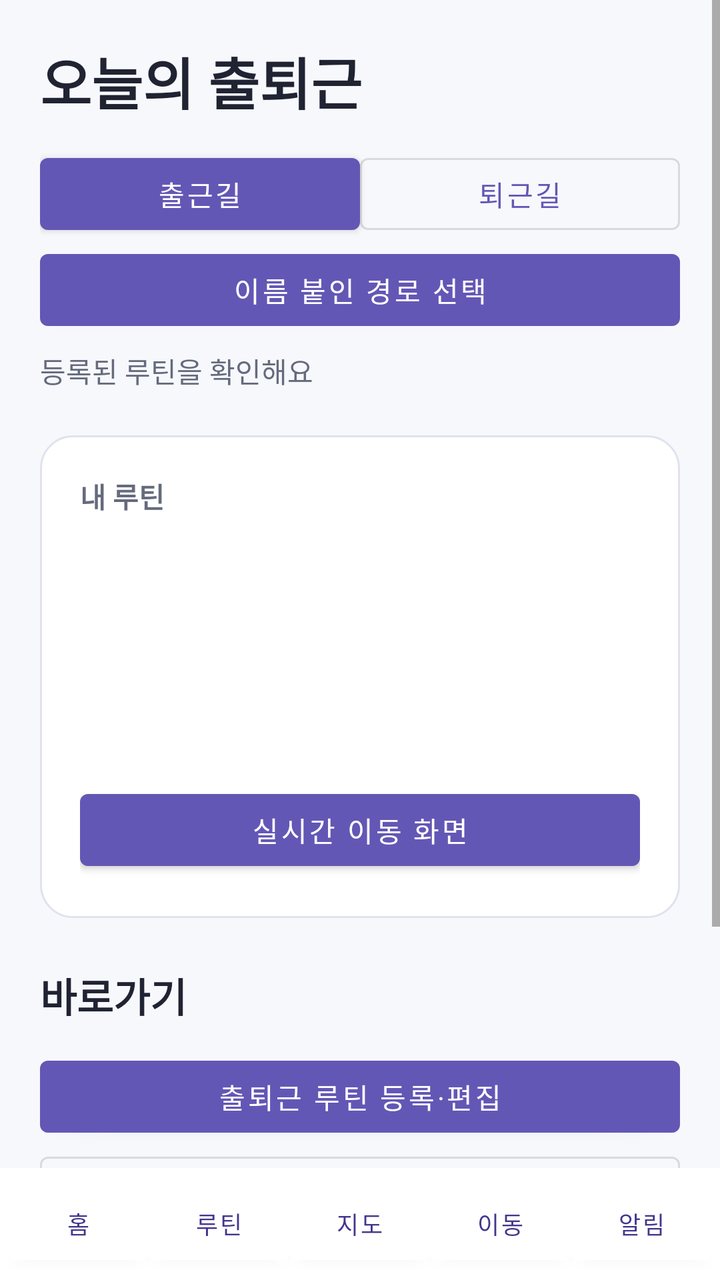
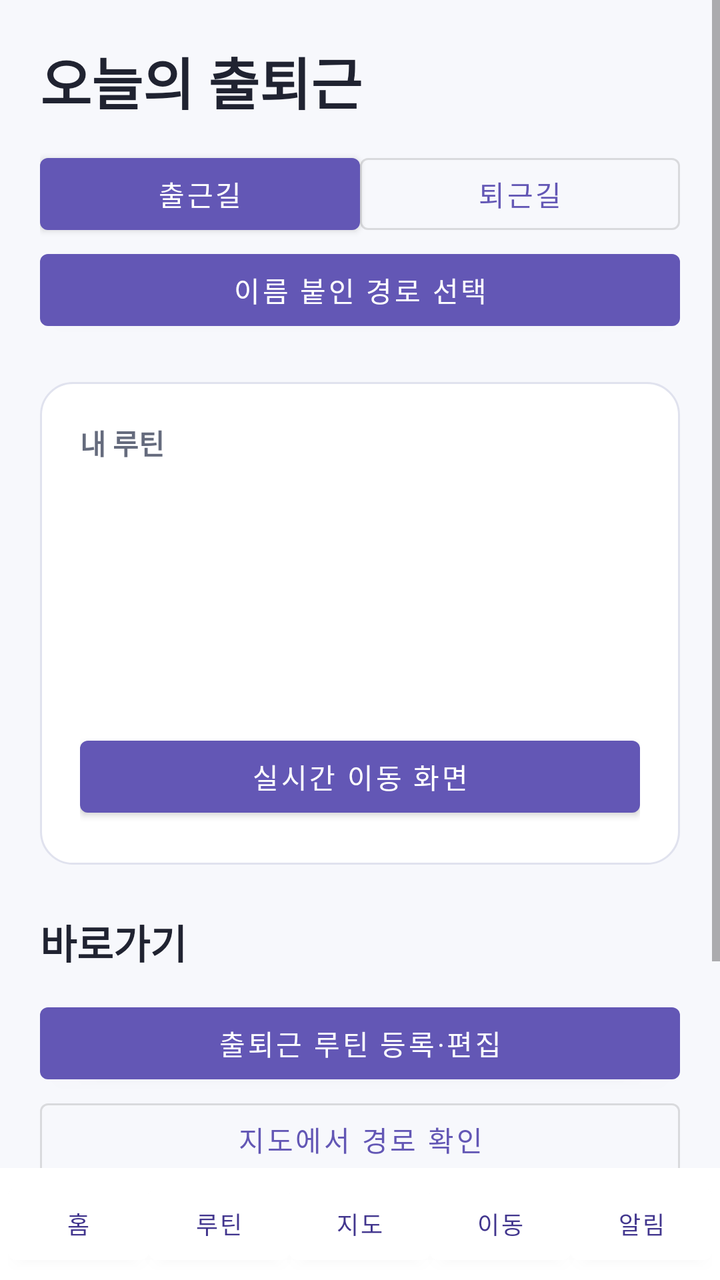

Screens rendered from an Android XML layout before and after an edit, with the pre-edit source and the edit as a unified diff.
<!-- AndroidManifest.xml: application theme Theme.MyCommute -->
<!-- res/layout/activity_main.xml -->
<?xml version="1.0" encoding="utf-8"?>
<LinearLayout xmlns:android="http://schemas.android.com/apk/res/android"
    android:layout_width="match_parent" android:layout_height="match_parent" android:orientation="vertical">
    <ScrollView android:layout_width="match_parent" android:layout_height="0dp" android:layout_weight="1">
        <LinearLayout android:layout_width="match_parent" android:layout_height="wrap_content"
            android:padding="20dp" android:orientation="vertical">
            <TextView android:layout_width="match_parent" android:layout_height="wrap_content" android:text="오늘의 출퇴근"
                android:textSize="28sp" android:textStyle="bold" android:textColor="@color/text_primary"/>
            <LinearLayout android:layout_width="match_parent" android:layout_height="wrap_content"
                android:orientation="horizontal" android:layout_marginTop="12dp">
                <com.google.android.material.button.MaterialButton android:id="@+id/homeOutbound"
                    android:layout_width="0dp" android:layout_weight="1" android:layout_height="wrap_content"
                    android:text="출근길"/>
                <com.google.android.material.button.MaterialButton android:id="@+id/homeReturn"
                    android:layout_width="0dp" android:layout_weight="1" android:layout_height="wrap_content"
                    android:text="퇴근길" style="@style/Widget.MaterialComponents.Button.OutlinedButton"/>
            </LinearLayout>
            <Button android:id="@+id/btnSelectRoutine" android:layout_width="match_parent"
                android:layout_height="wrap_content" android:text="이름 붙인 경로 선택"/>
            <TextView android:id="@+id/mainGreeting" android:layout_width="match_parent" android:layout_height="wrap_content"
                android:layout_marginTop="6dp" android:text="등록된 루틴을 확인해요" android:textColor="@color/text_secondary"/>
            <LinearLayout android:layout_width="match_parent" android:layout_height="wrap_content"
                android:layout_marginTop="22dp" android:padding="20dp" android:background="@drawable/bg_card" android:orientation="vertical">
                <TextView style="@style/Text.Label" android:layout_width="match_parent" android:layout_height="wrap_content" android:text="내 루틴"/>
                <TextView android:id="@+id/mainRoute" android:layout_width="match_parent" android:layout_height="wrap_content"
                    android:layout_marginTop="10dp" android:textSize="21sp" android:textStyle="bold" android:textColor="@color/text_primary"/>
                <TextView android:id="@+id/mainTime" android:layout_width="match_parent" android:layout_height="wrap_content"
                    android:layout_marginTop="8dp" android:textSize="15sp" android:textColor="@color/text_secondary"/>
                <TextView android:id="@+id/mainWeather" android:layout_width="match_parent" android:layout_height="wrap_content"
                    android:layout_marginTop="10dp" android:textSize="14sp" android:textColor="@color/warning"/>
                <TextView android:id="@+id/mainTransit" android:layout_width="match_parent" android:layout_height="wrap_content"
                    android:layout_marginTop="6dp" android:textColor="@color/text_secondary"/>
                <com.google.android.material.button.MaterialButton android:id="@+id/btnGoTracking" android:layout_width="match_parent"
                    android:layout_height="wrap_content" android:layout_marginTop="12dp" android:text="실시간 이동 화면"/>
            </LinearLayout>
            <TextView style="@style/Text.Section" android:layout_width="match_parent" android:layout_height="wrap_content"
                android:layout_marginTop="24dp" android:text="바로가기"/>
            <com.google.android.material.button.MaterialButton android:id="@+id/btnGoCustom" android:layout_width="match_parent"
                android:layout_height="wrap_content" android:layout_marginTop="12dp" android:text="출퇴근 루틴 등록·편집"/>
            <com.google.android.material.button.MaterialButton android:id="@+id/btnGoMap" android:layout_width="match_parent"
                android:layout_height="wrap_content" android:text="지도에서 경로 확인"
                style="@style/Widget.MaterialComponents.Button.OutlinedButton"/>
            <com.google.android.material.button.MaterialButton android:id="@+id/btnGoLogs" android:layout_width="match_parent"
                android:layout_height="wrap_content" android:text="알림 로그 확인"
                style="@style/Widget.MaterialComponents.Button.OutlinedButton"/>
            <com.google.android.material.button.MaterialButton android:id="@+id/btnSignOut" android:layout_width="wrap_content"
                android:layout_height="wrap_content" android:layout_gravity="end" android:text="로그아웃"
                style="@style/Widget.MaterialComponents.Button.TextButton"/>
        </LinearLayout>
    </ScrollView>
    <include layout="@layout/view_bottom_nav"/>
</LinearLayout>
<!-- res/layout/view_bottom_nav.xml (included above) -->
<?xml version="1.0" encoding="utf-8"?>
<LinearLayout xmlns:android="http://schemas.android.com/apk/res/android"
    android:id="@+id/bottomNav" android:layout_width="match_parent" android:layout_height="wrap_content"
    android:padding="4dp" android:background="@color/surface" android:orientation="horizontal">
    <Button android:id="@+id/navHome" android:layout_width="0dp" android:layout_weight="1" android:layout_height="48dp"
        android:backgroundTint="@color/surface" android:textColor="@color/primary_dark" android:textSize="12sp" android:text="홈" />
    <Button android:id="@+id/navCustom" android:layout_width="0dp" android:layout_weight="1" android:layout_height="48dp"
        android:backgroundTint="@color/surface" android:textColor="@color/primary_dark" android:textSize="12sp" android:text="루틴" />
    <Button android:id="@+id/navMap" android:layout_width="0dp" android:layout_weight="1" android:layout_height="48dp"
        android:backgroundTint="@color/surface" android:textColor="@color/primary_dark" android:textSize="12sp" android:text="지도" />
    <Button android:id="@+id/navTracking" android:layout_width="0dp" android:layout_weight="1" android:layout_height="48dp"
        android:backgroundTint="@color/surface" android:textColor="@color/primary_dark" android:textSize="12sp" android:text="이동" />
    <Button android:id="@+id/navLogs" android:layout_width="0dp" android:layout_weight="1" android:layout_height="48dp"
        android:backgroundTint="@color/surface" android:textColor="@color/primary_dark" android:textSize="12sp" android:text="알림" />
</LinearLayout>
<!-- resources referenced by this layout -->
<resources>
  <color name="primary_dark">#42368E</color>
  <color name="surface">#FFFFFF</color>
  <color name="text_primary">#202331</color>
  <color name="text_secondary">#656B7D</color>
  <color name="warning">#C16E1B</color>
  <!-- drawable bg_card (drawable) -->
  <shape xmlns:android="http://schemas.android.com/apk/res/android">
      <solid android:color="@color/surface" />
      <corners android:radius="16dp" />
      <stroke android:width="1dp" android:color="@color/border" />
  </shape>
  <style name="Text.Label" parent="">
          <item name="android:textSize">14sp</item>
          <item name="android:textStyle">bold</item>
          <item name="android:textColor">@color/text_secondary</item>
      </style>
  <style name="Text.Section" parent="">
          <item name="android:textSize">20sp</item>
          <item name="android:textStyle">bold</item>
          <item name="android:textColor">@color/text_primary</item>
      </style>
  <style name="Theme.MyCommute" parent="Theme.MaterialComponents.DayNight.NoActionBar">
          <item name="colorPrimary">@color/primary</item>
          <item name="colorPrimaryVariant">@color/primary_dark</item>
          <item name="colorOnPrimary">@android:color/white</item>
          <item name="android:statusBarColor">@color/primary_dark</item>
          <item name="android:navigationBarColor">@color/background</item>
          <item name="android:windowBackground">@color/background</item>
          <item name="fontFamily">sans</item>
      </style>
  <color name="border">#E0E2EE</color>
  <color name="primary">#6357B5</color>
  <color name="background">#F7F8FC</color>
</resources>

<!-- the commit's change to res/layout/activity_main.xml (unified diff, before → after) -->
@@ -18,7 +18,7 @@
             <Button android:id="@+id/btnSelectRoutine" android:layout_width="match_parent"
                 android:layout_height="wrap_content" android:text="이름 붙인 경로 선택"/>
             <TextView android:id="@+id/mainGreeting" android:layout_width="match_parent" android:layout_height="wrap_content"
-                android:layout_marginTop="6dp" android:text="등록된 루틴을 확인해요" android:textColor="@color/text_secondary"/>
+                android:layout_marginTop="6dp" android:text="" android:visibility="gone" android:textColor="@color/text_secondary"/>
             <LinearLayout android:layout_width="match_parent" android:layout_height="wrap_content"
                 android:layout_marginTop="22dp" android:padding="20dp" android:background="@drawable/bg_card" android:orientation="vertical">
                 <TextView style="@style/Text.Label" android:layout_width="match_parent" android:layout_height="wrap_content" android:text="내 루틴"/>
